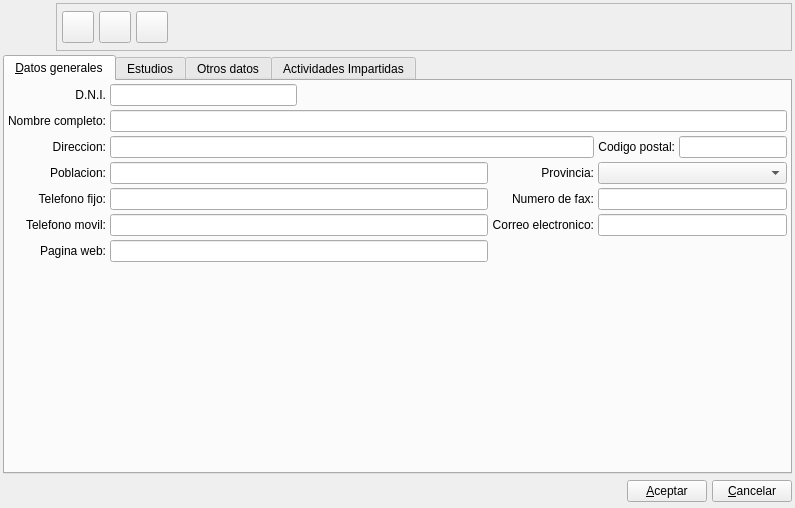
Before: the Qt Designer form bulmages/bulmafact/plugins/pluginbf_profesor/profesorbase.ui in eboladev/Bulmages-1, drawn with Qt 5.
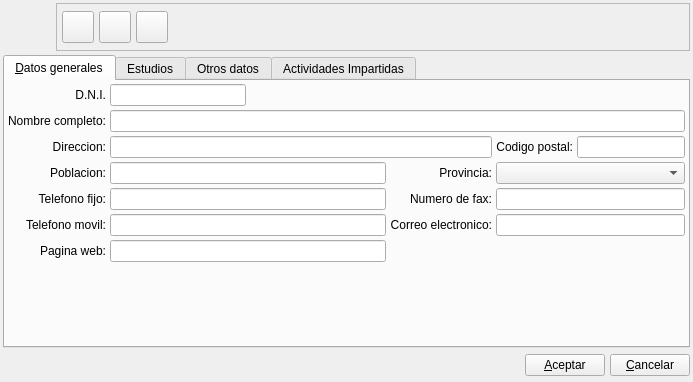
After: the same form once the commit is applied. Icons and pictures are not drawn. Custom widgets are drawn as their Qt base class.

The edit to the form file:
```diff
--- a/bulmages/bulmafact/plugins/pluginbf_profesor/profesorbase.ui
+++ b/bulmages/bulmafact/plugins/pluginbf_profesor/profesorbase.ui
@@ -7,8 +7,8 @@
    <rect>
     <x>0</x>
     <y>0</y>
-    <width>795</width>
-    <height>508</height>
+    <width>693</width>
+    <height>382</height>
    </rect>
   </property>
   <property name="minimumSize">
```
Left out of the diff: 9 changed lines with no effect on the pictures.
